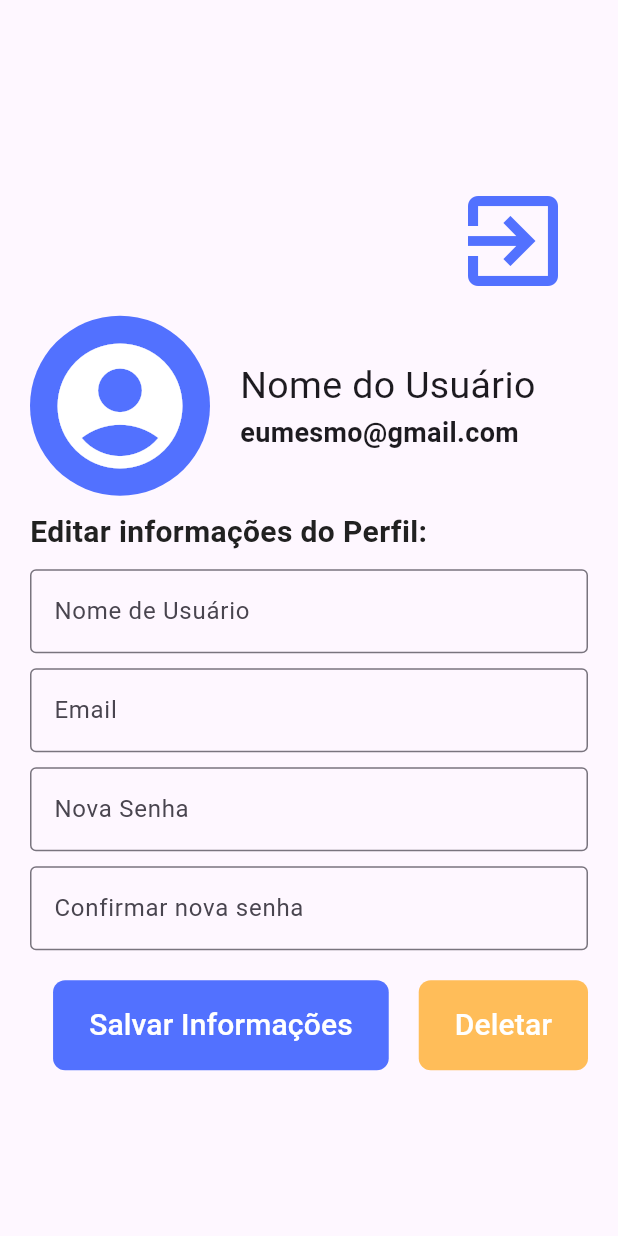
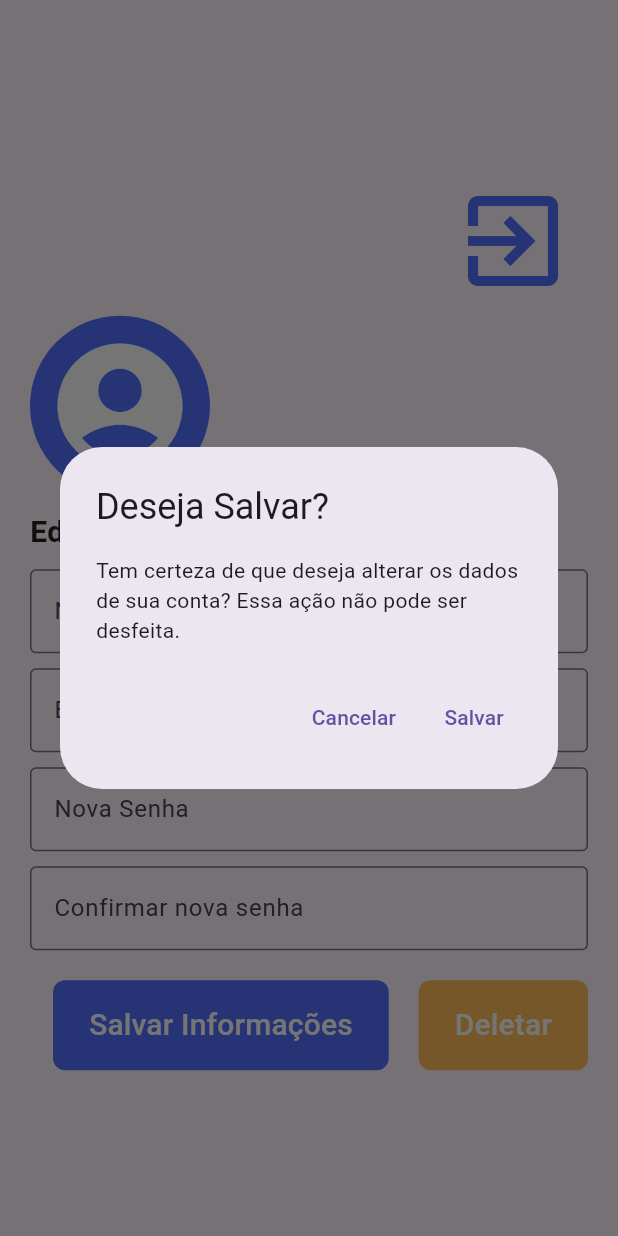
Before and after one commit to Tupacao/LDDM_Projeto, a Flutter app: the UserProfile screen opened directly, after a tap on "Salvar Informações", on a phone screen of 412 x 824 dp. Run offline on Flutter 3.47's test engine with Material 3 defaults, Android fonts, the phone set to English and light mode, and no system bars; our stand-ins replace shared_preferences; accounts and stored records are empty.

Commit message:
Fim crud usuário

```diff
--- a/lib/Pages/User.dart
+++ b/lib/Pages/User.dart
@@ -1,6 +1,7 @@
 import 'package:flutter/material.dart';
 import 'package:projeto/Class/User.dart';
 import 'package:projeto/Components/ErrorDialog.dart';
+import 'package:projeto/Components/SuccesDialog.dart';
 import 'package:projeto/Req/UserReq.dart';
 import 'package:projeto/assets/Colors.dart';
 import 'package:shared_preferences/shared_preferences.dart';
@@ -13,13 +14,11 @@ class UserProfile extends StatefulWidget {
 }
 
 class _UserProfileState extends State<UserProfile> {
-
   final TextEditingController _nameController = TextEditingController();
   final TextEditingController _emailController = TextEditingController();
   final TextEditingController _passwordController = TextEditingController();
   final TextEditingController _confirmPasswordController =
       TextEditingController();
-
 
   Future<void> _logout(BuildContext context) async {
     // Remove o token e o tipo do SharedPreferences
@@ -59,6 +58,8 @@ class _UserProfileState extends State<UserProfile> {
                         TextButton(
                           onPressed: () async {
                             await _logout(context); // Executa o logout
+                            Navigator.of(context)
+                                .popUntil((route) => route.isFirst);
                           },
                           child: const Text("Sair"),
                         ),
@@ -93,25 +94,25 @@ class _UserProfileState extends State<UserProfile> {
                   ),
                 ),
                 const SizedBox(width: 20),
-                const Column(
-                  crossAxisAlignment: CrossAxisAlignment.start,
-                  children: [
-                    Text(
-                      "Nome do Usuário",
-                      style: TextStyle(
-                        fontSize: 25,
-                        fontWeight: FontWeight.normal,
-                      ),
-                    ),
-                    Text(
-                      "eumesmo@gmail.com",
-                      style: TextStyle(
-                        fontSize: 18,
-                        fontWeight: FontWeight.bold,
-                      ),
-                    ),
-                  ],
-                )
+                // const Column(
+                //   crossAxisAlignment: CrossAxisAlignment.start,
+                //   children: [
+                //     Text(
+                //       "Nome do Usuário",
+                //       style: TextStyle(
+                //         fontSize: 25,
+                //         fontWeight: FontWeight.normal,
+                //       ),
+                //     ),
+                //     Text(
+                //       "eumesmo@gmail.com",
+                //       style: TextStyle(
+                //         fontSize: 18,
+                //         fontWeight: FontWeight.bold,
+                //       ),
+                //     ),
+                //   ],
+                // )
               ],
             ),
             const SizedBox(height: 10),
@@ -218,29 +219,36 @@ class _UserProfileState extends State<UserProfile> {
                         type: '',
                         token: '',
                         password: _passwordController.text);
-                    if (await updateProfile(user)) {
+
                     showDialog(
                       context: context,
-                        builder: (BuildContext context) {
-                          return Column(
-                            children: [
-                              const Text("Salvado com sucesso!!"),
+                      builder: (context) => AlertDialog(
+                        title: const Text("Deseja Salvar?"),
+                        content: const Text(
+                            "Tem certeza de que deseja alterar os dados de sua conta? Essa ação não pode ser desfeita."),
+                        actions: <Widget>[
                           TextButton(
                             onPressed: () {
-                                  Navigator.pop(context);
+                              Navigator.of(context).pop();
                             },
-                                child: const Text("Fechar"),
+                            child: const Text("Cancelar"),
+                          ),
+                          TextButton(
+                            onPressed: () async {
+                              Navigator.of(context).pop();
+                              if (await updateProfile(user)) {
+                                showSuccessDialog(context, "Sucesso",
+                                    "Os seus dados foram atualizados");
+                              } else {
+                                showErrorDialog(context, "Problema ao salvar os dados",
+                          "Tente novamente");
+                              }
+                            },
+                            child: const Text("Salvar"),
                           ),
                         ],
-                          ); // Passa os valores do erro e descrição
-                        },
+                      ),
                     );
-                    } else {
-                      ErrorDialog(
-                        erro: "Problema Update ",
-                        desc: "Algo deu errado, tente novamente",
-                      );
-                    }
                   },
                   style: FilledButton.styleFrom(
                       backgroundColor: primaryColor,
@@ -268,17 +276,21 @@ class _UserProfileState extends State<UserProfile> {
                         actions: <Widget>[
                           TextButton(
                             onPressed: () {
-                              Navigator.of(context).pop(); // Fecha o diálogo
+                              Navigator.of(context).pop();
                             },
                             child: const Text("Cancelar"),
                           ),
                           TextButton(
                             onPressed: () async {
-                              Navigator.of(context).pop(); // Fecha o diálogo
+                              Navigator.of(context).pop();
                               if (await deleteAccount()) {
-                                Navigator.of(context).popUntil((route) => route.isFirst);
+                                showSuccessDialog(context, "Sucesso",
+                                    "Sua conta foi apagada");
+                                Navigator.of(context)
+                                    .popUntil((route) => route.isFirst);
                               } else {
-                                ErrorDialog(desc: "Tente novamente", erro: "Não foi possivel apagar a conta");
+                                showErrorDialog(context, "Erro ao apagar conta",
+                                    "Tente novamente mais tarde");
                               }
                             },
                             child: const Text("Excluir"),
```
Also changed, not shown: lib/Components/SuccesDialog.dart (added, +35 -0 lines). Lines whose indentation alone changed are shown as unchanged.
